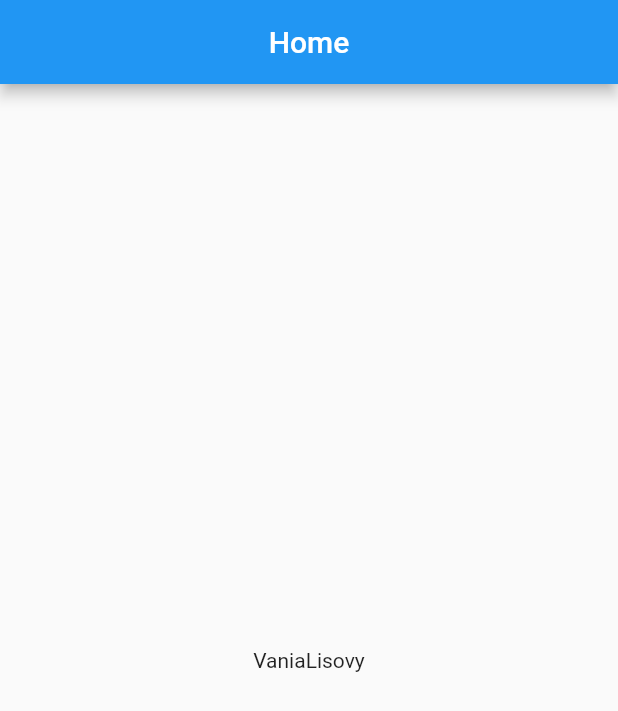
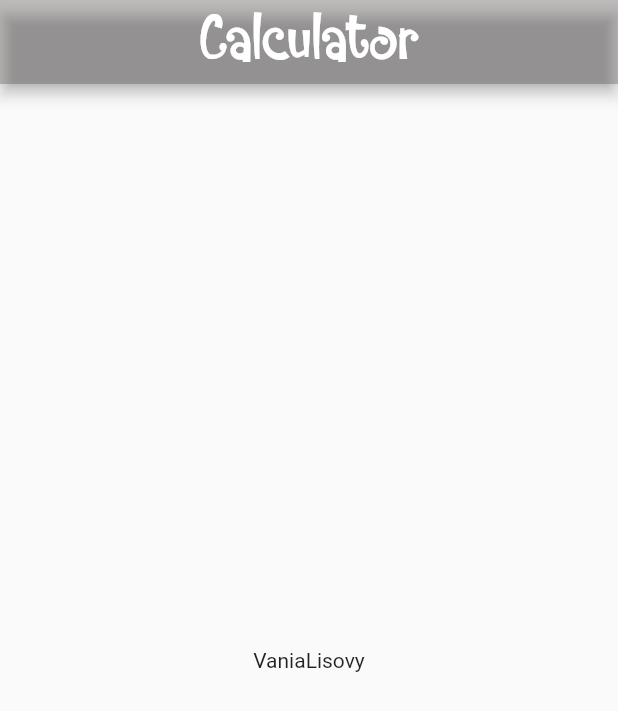
Before and after one commit to vanialisovy/Flutter_Dart_Calc, a Flutter app: the screen it shows after launch, on a phone screen of 412 x 824 dp. Shown: the top 711 px of the screen. Run offline on Flutter 3.47's test engine with Material 2 defaults, Android fonts, the phone set to English and light mode, and no system bars.

Commit message:
appbar update

```diff
--- a/lib/main.dart
+++ b/lib/main.dart
@@ -10,7 +10,15 @@ class AppHomeWindow extends StatelessWidget {
     return MaterialApp(
       home: Scaffold(
         appBar: AppBar(
-          title: Center(child: const Text("Home")),
+          backgroundColor: Color.fromARGB(77, 70, 61, 61),
+          title: Center(
+              child: const Text(
+            "Calculator",
+            style: TextStyle(
+                color: Color.fromARGB(255, 255, 255, 255),
+                fontFamily: "Accio",
+                fontSize: 40),
+          )),
         ),
         body: HomeWindow(),
       ),
```
Also changed, not shown: pubspec.yaml (+7 -15 lines), fonts/Accio Dollaro.ttf (added).
